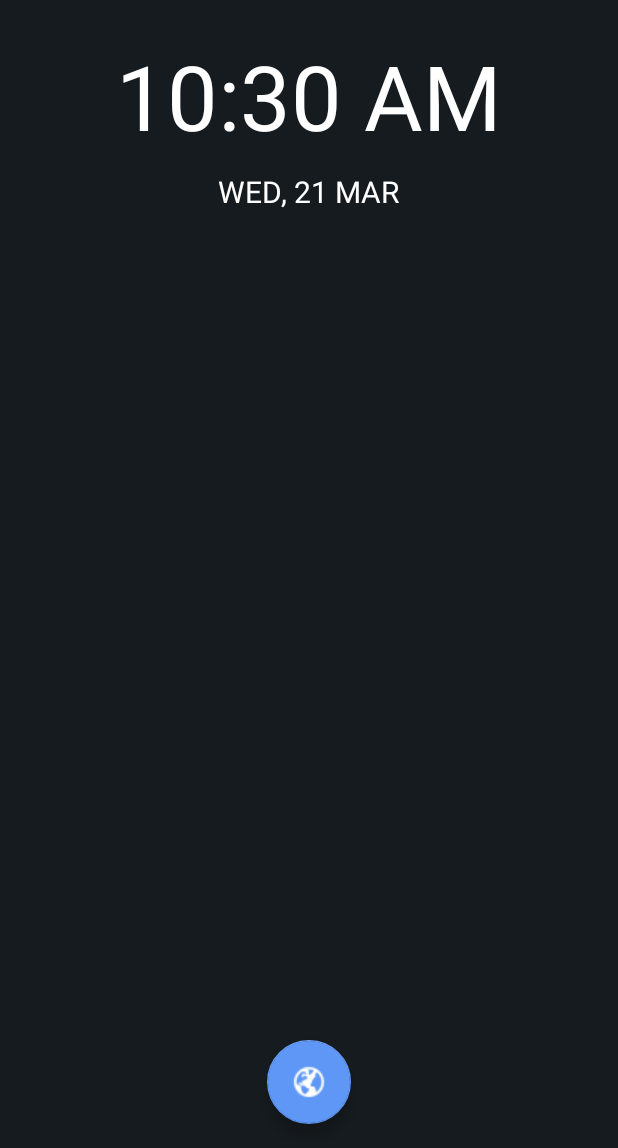
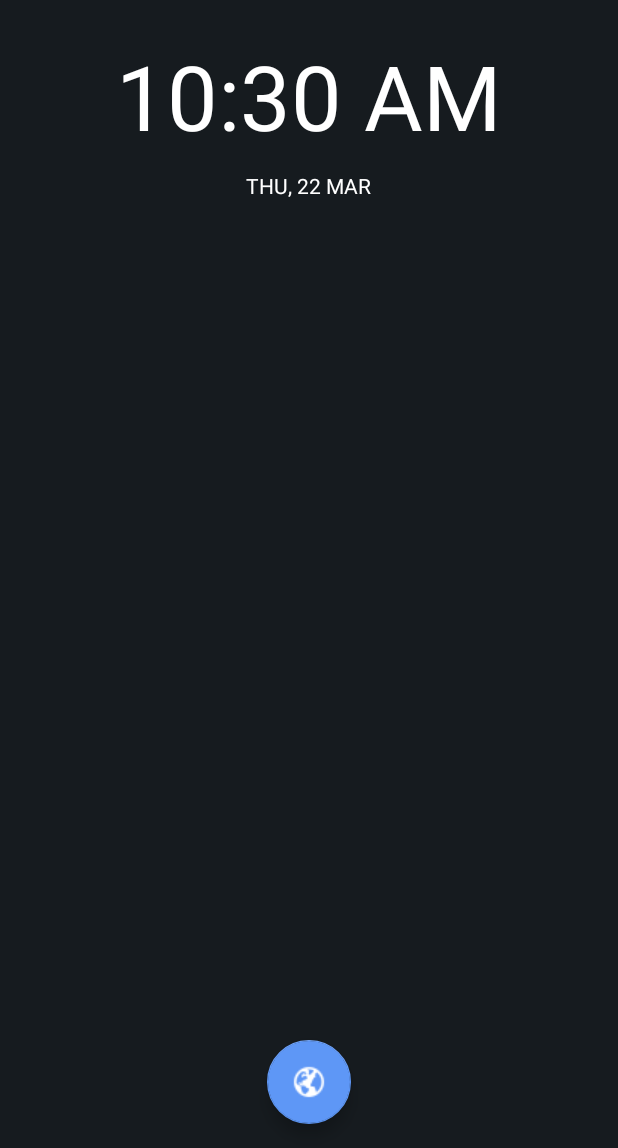
Before and after one commit to vaishnavi-janardhan/MyClock, an Android app: the screen it shows after launch (MainActivity), tab 2 chosen, on a phone screen of 412 x 824 dp, the part 88-1236 px from its top. Run offline under Robolectric (Android 15) with nearby library versions, the phone set to English and light mode, and no system bars.

Commit message:
Few edits to improve the layout

```diff
--- a/app/src/main/res/layout/fragment_clock.xml
+++ b/app/src/main/res/layout/fragment_clock.xml
@@ -24,8 +24,7 @@
         android:fontFamily="sans-serif"
         android:text="@string/date_today"
         android:textAllCaps="true"
-        android:textColor="@color/white"
-        android:textSize="@dimen/text_twenty" />
+        android:textColor="@color/white" />
 
     <android.support.design.widget.FloatingActionButton
         android:id="@+id/location"
--- a/app/src/main/res/values/strings.xml
+++ b/app/src/main/res/values/strings.xml
@@ -11,7 +11,7 @@
     <string name="time_6">6:00</string>
     <string name="pm">PM</string>
     <string name="tomorrow">Tomorrow</string>
-    <string name="date_today">WED, 21 MAR</string>
+    <string name="date_today">Thu, 22 Mar</string>
     <string name="zero">0</string>
     <string name="time_zero">00</string>
     <string name="hr">h</string>
```
